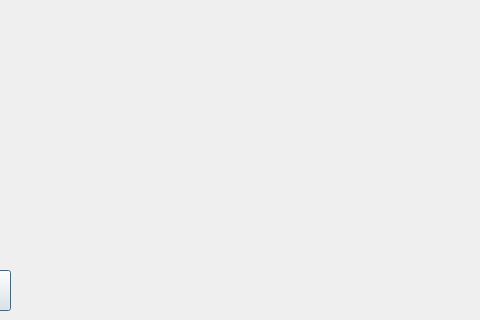
Qt form UITrainer.ui (MichailKon/EmotionTrainer) before a commit; both pictures show x 160 to 640 and y 160 to 480 of the 640 by 480 pixel window.
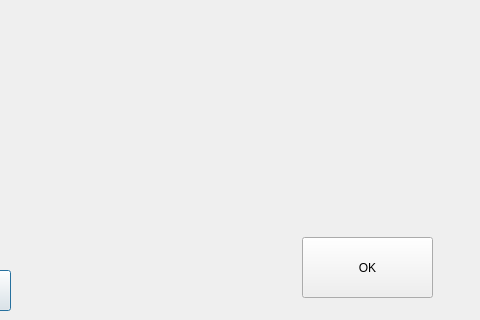
The same form after that commit.

```diff
--- a/UITrainer.ui
+++ b/UITrainer.ui
@@ -104,8 +104,34 @@
     <rect>
      <x>10</x>
      <y>40</y>
-     <width>411</width>
-     <height>351</height>
+     <width>400</width>
+     <height>350</height>
+    </rect>
+   </property>
+   <property name="text">
+    <string/>
+   </property>
+  </widget>
+  <widget class="QPushButton" name="SetNextFace">
+   <property name="geometry">
+    <rect>
+     <x>462</x>
+     <y>397</y>
+     <width>131</width>
+     <height>61</height>
+    </rect>
+   </property>
+   <property name="text">
+    <string>OK</string>
+   </property>
+  </widget>
+  <widget class="QLabel" name="IsUserRight">
+   <property name="geometry">
+    <rect>
+     <x>490</x>
+     <y>350</y>
+     <width>81</width>
+     <height>31</height>
     </rect>
    </property>
    <property name="text">
```
Left out of the diff: 4 changed lines with no effect on the pictures.
